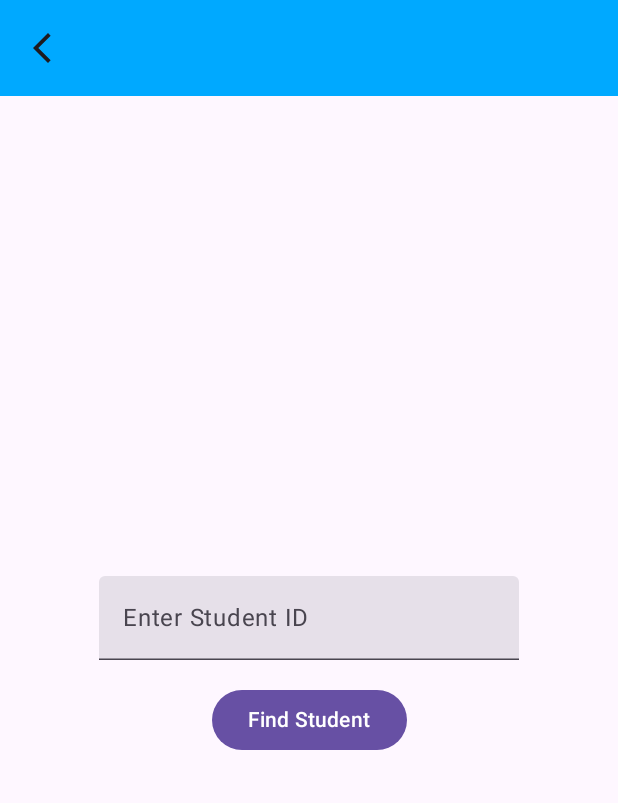
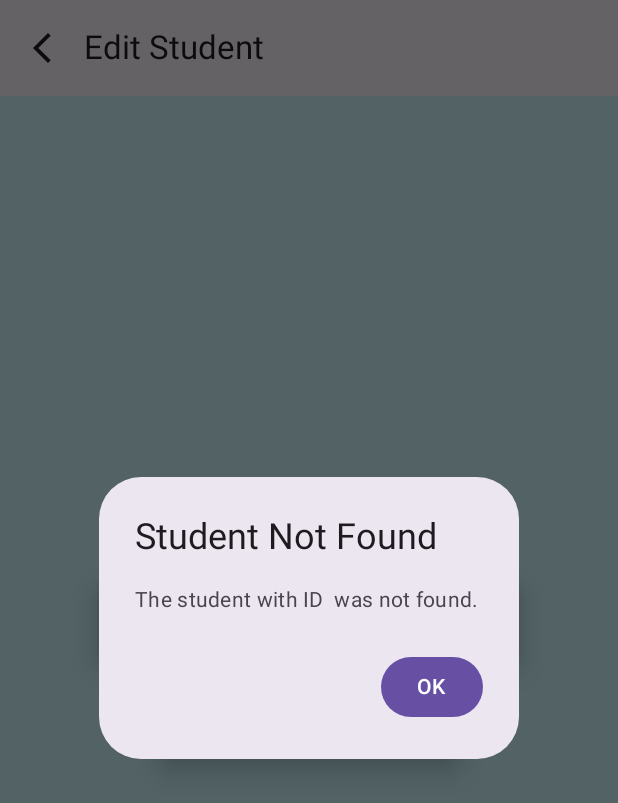
Before and after one commit to mikesplore/Class-Portal, an Android app built with Jetpack Compose: the EditStudentScreen screen opened through its navigation route, after a tap on "Find Student", on a phone screen of 412 x 824 dp. Shown: the top 803 px of the screen. Run offline under Robolectric (Android 15) with nearby library versions, the phone set to English and light mode, and no system bars.

```diff
--- a/app/src/main/java/com/app/fitnessapp/AppScreen.kt
+++ b/app/src/main/java/com/app/fitnessapp/AppScreen.kt
@@ -2,7 +2,6 @@ package com.app.fitnessapp
 
 import androidx.compose.foundation.Image
 import androidx.compose.foundation.background
-import androidx.compose.foundation.clickable
 import androidx.compose.foundation.layout.*
 import androidx.compose.foundation.shape.RoundedCornerShape
 import androidx.compose.material.icons.Icons
--- a/app/src/main/java/com/app/fitnessapp/EditStudent.kt
+++ b/app/src/main/java/com/app/fitnessapp/EditStudent.kt
@@ -1,25 +1,19 @@
 package com.app.fitnessapp
 
 import android.content.Context
-import android.widget.Toast
-import androidx.compose.foundation.Image
 import androidx.compose.foundation.background
 import androidx.compose.foundation.clickable
 import androidx.compose.foundation.layout.Arrangement
 import androidx.compose.foundation.layout.Column
 import androidx.compose.foundation.layout.Spacer
 import androidx.compose.foundation.layout.fillMaxSize
-import androidx.compose.foundation.layout.fillMaxWidth
 import androidx.compose.foundation.layout.height
 import androidx.compose.foundation.layout.padding
-import androidx.compose.foundation.layout.size
 import androidx.compose.foundation.layout.width
 import androidx.compose.foundation.shape.RoundedCornerShape
 import androidx.compose.material.icons.Icons
-import androidx.compose.material.icons.filled.ArrowBack
 import androidx.compose.material.icons.filled.ArrowBackIosNew
 import androidx.compose.material3.AlertDialog
-import androidx.compose.material3.AlertDialogDefaults.containerColor
 import androidx.compose.material3.Button
 import androidx.compose.material3.ButtonDefaults
 import androidx.compose.material3.ExperimentalMaterial3Api
@@ -38,9 +32,9 @@ import androidx.compose.runtime.remember
 import androidx.compose.runtime.setValue
 import androidx.compose.ui.Alignment
 import androidx.compose.ui.Modifier
+import androidx.compose.ui.draw.shadow
 import androidx.compose.ui.graphics.Color
 import androidx.compose.ui.platform.LocalContext
-import androidx.compose.ui.res.painterResource
 import androidx.compose.ui.text.font.FontWeight
 import androidx.compose.ui.tooling.preview.Preview
 import androidx.compose.ui.unit.dp
@@ -56,52 +50,82 @@ fun EditStudentScreen(onBack: () -> Unit, context: Context, navController: NavCo
     var studentId by remember { mutableStateOf("") }
     var newStudentName by remember { mutableStateOf("") }
     var studentFound by remember { mutableStateOf(false) }
+    var showDialog by remember { mutableStateOf(false) }
+
     Scaffold(
         topBar = {
             TopAppBar(
-                title = { Text("") },
+                title = { Text("Edit Student") },
                 navigationIcon = {
-                    IconButton(onClick = { /* Handle back navigation */ }) {
+                    IconButton(onClick = { navController.popBackStack() }) {
                         Icon(Icons.Filled.ArrowBackIosNew, contentDescription = "Back",
                             modifier = Modifier.clickable {
                                 navController.popBackStack()
-
                             })
                     }
                 },
                 actions = {
                     // Add any additional actions (e.g., settings icon) here
-                },
-                colors = TopAppBarDefaults.topAppBarColors(
-                    containerColor = color,
-                )
+                }
             )
         }
     ) { innerPadding ->
         Column(
             modifier = Modifier
+                .background(background)
                 .fillMaxSize()
                 .padding(innerPadding),
             horizontalAlignment = Alignment.CenterHorizontally,
             verticalArrangement = Arrangement.Center
-
         ) {
             // Your main content goes here
             TextField(
                 value = studentId,
                 onValueChange = { studentId = it },
-                label = { Text("Enter Student ID") }
+                label = { Text("Enter Student ID", fontFamily = RobotoMono) },
+                colors = TextFieldDefaults.colors(
+                    focusedIndicatorColor = Color(0xffA0E9FF),
+                    unfocusedIndicatorColor = Color(0xffA0E9FF),
+                    focusedContainerColor = Color(0xffA0E9FF),
+                    unfocusedContainerColor = Color(0xffA0E9FF),
+                ),
+                singleLine = true,
+                modifier = Modifier
+                    .shadow(
+                        elevation = 10.dp,
+                        shape = RoundedCornerShape(10.dp),
+                        clip = true
+                    )
             )
             Spacer(modifier = Modifier.height(16.dp))
-            Button(onClick = {
+            Button(
+                onClick = {
                     val students = FileUtil.loadStudents(context)
                     val student = students.find { it.studentid == studentId }
                     if (student != null) {
                         newStudentName = student.name
                         studentFound = true
+                    } else {
+                        showDialog = true
                     }
-            }) {
-                Text("Find Student")
+                },
+                modifier = Modifier
+                    .shadow(
+                        elevation = 10.dp,
+                        shape = RoundedCornerShape(10.dp),
+                        clip = true
+                    )
+                    .width(200.dp)
+                    .height(50.dp),
+                colors = ButtonDefaults.buttonColors(color),
+                shape = RoundedCornerShape(10.dp)
+            ) {
+                Text("Find Student",
+                    fontSize = 16.sp,
+                    color = Color.White,
+                    fontWeight = FontWeight.Bold,
+                    fontFamily = RobotoMono
+                )
             }
 
             if (studentFound) {
@@ -109,23 +133,64 @@ fun EditStudentScreen(onBack: () -> Unit, context: Context, navController: NavCo
                 TextField(
                     value = newStudentName,
                     onValueChange = { newStudentName = it },
-                    label = { Text("New Student Name") }
+                    label = { Text("New Student Name", fontFamily = RobotoMono) },
+                    colors = TextFieldDefaults.colors(
+                        focusedIndicatorColor = Color(0xffA0E9FF),
+                        unfocusedIndicatorColor = Color(0xffA0E9FF),
+                        focusedContainerColor = Color(0xffA0E9FF),
+                        unfocusedContainerColor = Color(0xffA0E9FF)),
+                    singleLine = true,
+                    modifier = Modifier
+                        .shadow(
+                            elevation = 10.dp,
+                            shape = RoundedCornerShape(10.dp),
+                            clip = true
+                        )
                 )
                 Spacer(modifier = Modifier.height(16.dp))
-                Button(onClick = {
+                Button(
+                    onClick = {
                         FileUtil.editStudent(context, Student(studentId, newStudentName))
                         studentFound = false
                         onBack()
-                }) {
-                    Text("Update Student")
+                    },
+                    modifier = Modifier
+                        .shadow(
+                            elevation = 10.dp,
+                            shape = RoundedCornerShape(10.dp),
+                            clip = true
+                        )
+                        .width(200.dp)
+                        .height(50.dp),
+                    colors = ButtonDefaults.buttonColors(color),
+                    shape = RoundedCornerShape(10.dp)
+                ) {
+                    Text("Update Student",
+                        fontSize = 16.sp,
+                        color = Color.White,
+                        fontWeight = FontWeight.Normal,
+                        fontFamily = RobotoMono
+                    )
                 }
             }
 
-
+            // Dialog for student not found feedback
+            if (showDialog) {
+                AlertDialog(
+                    onDismissRequest = { showDialog = false },
+                    confirmButton = {
+                        Button(onClick = { showDialog = false }) {
+                            Text("OK")
+                        }
+                    },
+                    title = { Text("Student Not Found") },
+                    text = { Text("The student with ID $studentId was not found.") }
+                )
+            }
+        }
+    }
 }
 
-    }
-}
 
 
 
```
Lines whose indentation alone changed are shown as unchanged.
